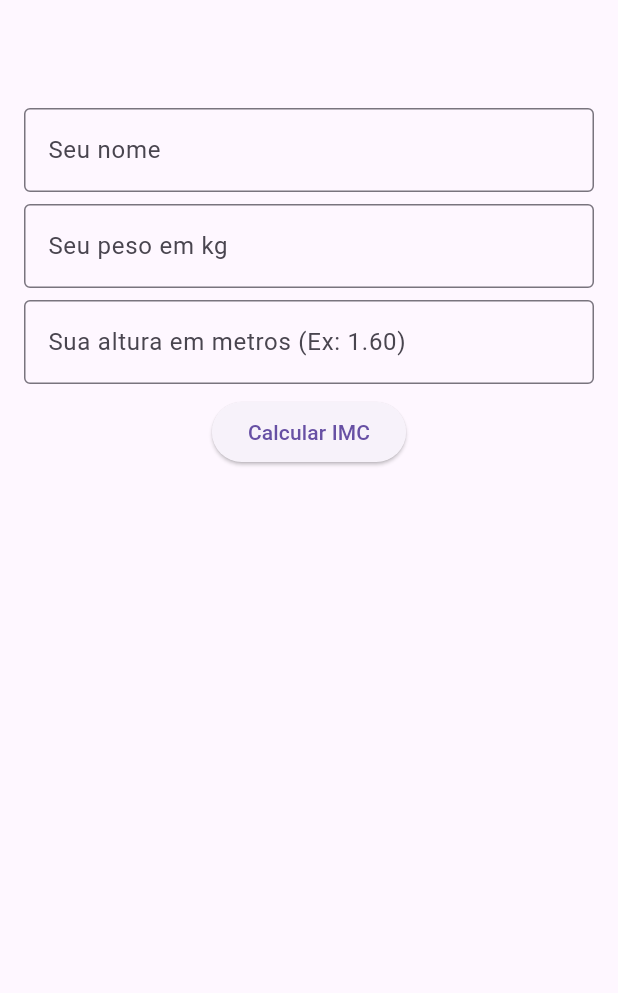
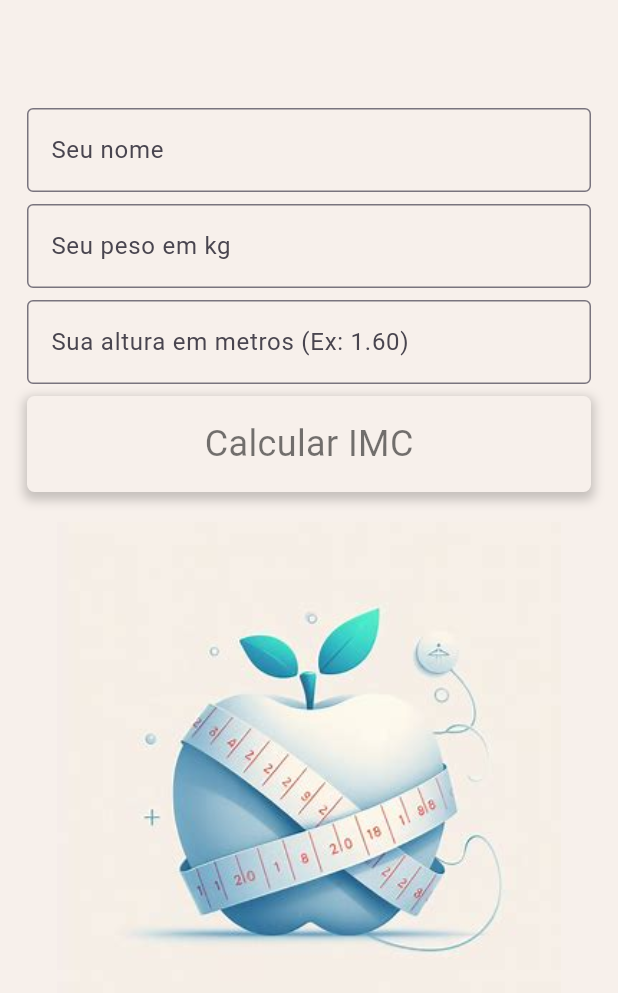
Before and after one commit to Destroier1945/calculadoraimc, a Flutter app: the screen it shows after launch, on a phone screen of 412 x 824 dp. Shown: the top 993 px of the screen. Run offline on Flutter 3.47's test engine with Material 3 defaults, Android fonts, the phone set to English and light mode, and no system bars.

```diff
--- a/lib/pages/homepage.dart
+++ b/lib/pages/homepage.dart
@@ -45,12 +45,12 @@ class _HomePageState extends State<HomePage> {
   @override
   Widget build(BuildContext context) {
     return Scaffold(
-      appBar: AppBar(
-        title: widget.title,
-        centerTitle: true,
-      ),
-      body: Padding(
-        padding: const EdgeInsets.all(16),
+      body: SingleChildScrollView(
+        child: Container(
+          width: MediaQuery.of(context).size.width,
+          height: MediaQuery.of(context).size.height,
+          color: Color.fromRGBO(247, 240, 235, 1),
+          padding: const EdgeInsets.only(top:72 ,left: 18, right: 18),
           child: Form(
             key: _formKey,
             child: Column(
@@ -110,16 +110,52 @@ class _HomePageState extends State<HomePage> {
                   },
                 ),
                 const SizedBox(height: 8),
-              ElevatedButton(
-                onPressed: () {
+
+                Container(
+
+                  height: 64,
+                  width: double.infinity,
+                  decoration: BoxDecoration(
+                    color: Color.fromRGBO(247, 240, 235,1),
+                    borderRadius: BorderRadius.circular(5),
+                    boxShadow: [
+                      BoxShadow(
+                        color: Colors.black.withOpacity(0.2),
+                        spreadRadius: 2,
+                        blurRadius: 5,
+                        offset: Offset(0,3)
+                      )
+                    ]
+                  ),
+
+                  child: InkWell(
+                    onTap: () {
                       if (_formKey.currentState!.validate()) {
                         _calculaImc();
                       }
                     },
-                child: const Text('Calcular IMC'),
+                    child: Align(
+
+                      child: const Text('Calcular IMC',style: TextStyle(
+                        fontSize: 24, color: Colors.black54
+                      ),),
                     ),
+                  ),
+                ),
+                Container(
+                  padding: EdgeInsets.all(20),
+
+                  decoration: BoxDecoration(
+                    borderRadius: BorderRadius.all(Radius.circular(25))
+                  ),
+                  child: Image.asset('assets/home.png',
+                  fit: BoxFit.cover,),
+                )
               ],
+
             ),
+          ),
+
         ),
       ),
     );
```
Also changed, not shown: lib/pages/result.dart (+15 -4 lines), lib/utils/verifica_saudacao.dart (added, +11 -0 lines), assets/home.png (added). Lines whose indentation alone changed are shown as unchanged.
